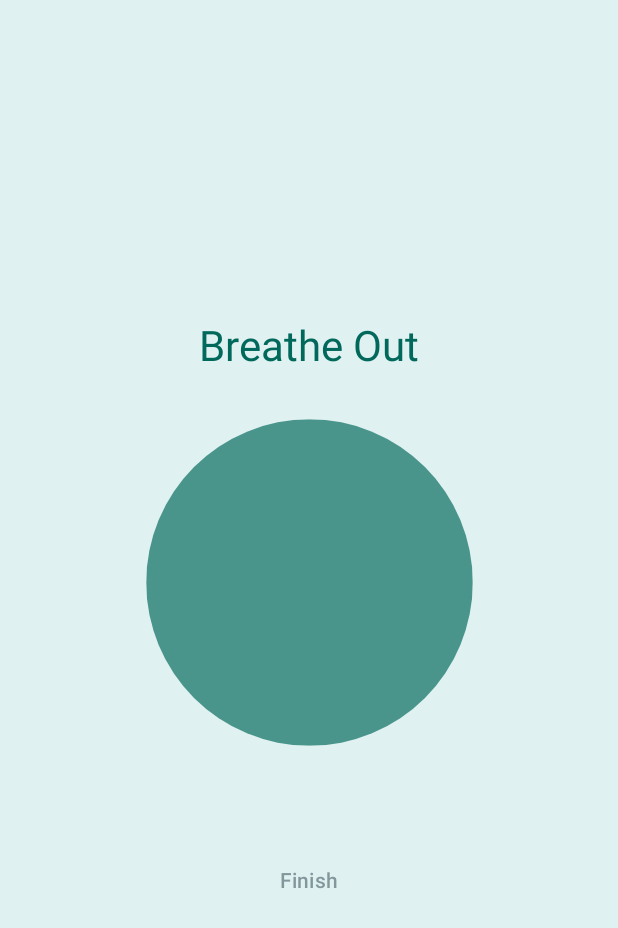
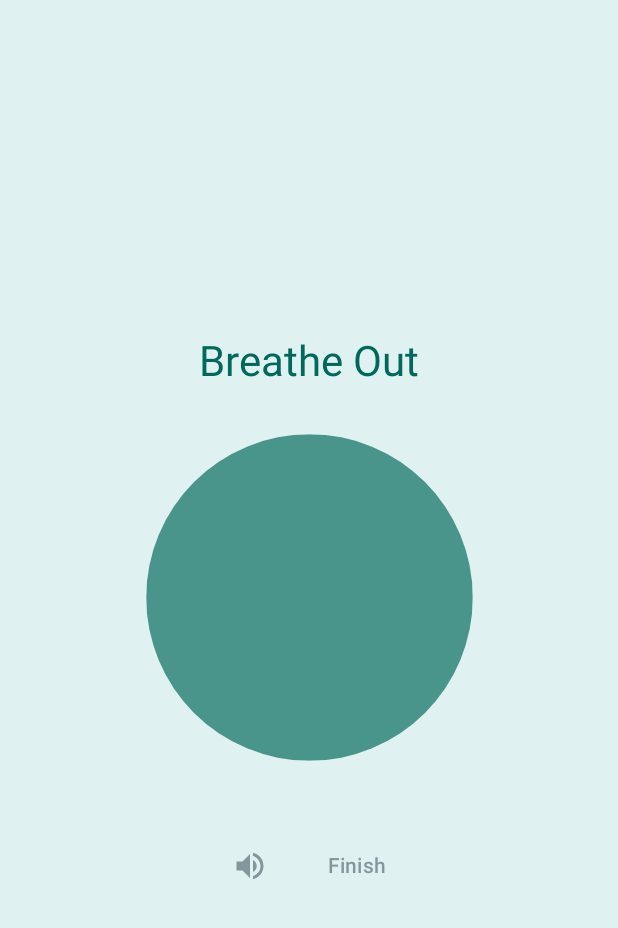
Before and after one commit to tairsa/CalmSense, an Android app built with Jetpack Compose: the composable BreathingOverlay shown on its own in the app's theme, on a phone screen of 412 x 824 dp. Shown: the top 928 px of the screen. Run offline under Robolectric (Android 15) with nearby library versions, the light colour scheme and no system bars; libraries missing offline, so code that uses them is left out: androidx.health.connect; 8 statements that could not run were skipped.

Commit message:
android: add calming guided-breathing voice (TTS coach)

```diff
--- a/android-app/app/src/main/java/com/example/app/MainActivity.kt
+++ b/android-app/app/src/main/java/com/example/app/MainActivity.kt
@@ -18,6 +18,8 @@ import androidx.compose.foundation.shape.RoundedCornerShape
 import androidx.compose.material.icons.Icons
 import androidx.compose.material.icons.filled.Favorite
 import androidx.compose.material.icons.filled.SelfImprovement
+import androidx.compose.material.icons.filled.VolumeOff
+import androidx.compose.material.icons.filled.VolumeUp
 import androidx.compose.material3.*
 import androidx.compose.runtime.*
 import androidx.compose.ui.Alignment
@@ -38,6 +40,7 @@ import androidx.health.connect.client.PermissionController
 import androidx.lifecycle.ViewModel
 import androidx.lifecycle.viewModelScope
 import com.example.app.data.BackendApi
+import com.example.app.data.BreathingCoach
 import com.example.app.data.FakeVitalsRepository
 import com.example.app.data.HealthConnectVitalsRepository
 import com.example.app.data.PanicModel
@@ -45,6 +48,7 @@ import com.example.app.data.VitalsSource
 import com.example.app.ui.theme.AppTheme
 import kotlinx.coroutines.Job
 import kotlinx.coroutines.delay
+import kotlinx.coroutines.isActive
 import kotlinx.coroutines.launch
 import java.util.Locale
 import androidx.activity.compose.rememberLauncherForActivityResult
@@ -65,8 +69,6 @@ class HeartRateViewModel : ViewModel() {
 
     var triggerNotificationCallback: (() -> Unit)? = null
     private var pollJob: Job? = null
-    // Tracks whether we were in panic state on the previous tick, so we
-    // only fire a notification on the false -> true transition (not every tick).
     private var wasInPanic: Boolean = false
 
     private val fakeRepo = FakeVitalsRepository()
@@ -79,7 +81,6 @@ class HeartRateViewModel : ViewModel() {
         }
     }
 
-    /** Fetch the trained model weights from the server. Safe to call multiple times. */
     fun loadModelFromBackend() {
         modelStatus = "loading model..."
         viewModelScope.launch {
@@ -147,11 +148,8 @@ class HeartRateViewModel : ViewModel() {
     }
 
     private fun checkPanicRisk(hr: Int, hrv: Double, moving: Boolean) {
-        // Use the trained logistic-regression model when available; fall back
-        // to the simple rule if the model hasn't been fetched yet.
         val model = panicModel
         val isPanic: Boolean = if (model != null && !model.isUntrained()) {
-            // Map boolean isMoving to the [0,1] motion intensity the server expects.
             val motion = if (moving) 0.7 else 0.05
             val pred = model.predict(hr.toDouble(), hrv, motion)
             lastPanicProbability = pred.probability
@@ -160,7 +158,6 @@ class HeartRateViewModel : ViewModel() {
             lastPanicProbability = 0.0
             hr > 120 && hrv < 20.0 && !moving
         }
-        // Only fire on the transition into panic, not every tick we stay in it.
         if (isPanic && !wasInPanic) {
             triggerNotificationCallback?.invoke()
         }
@@ -251,9 +248,6 @@ class MainActivity : ComponentActivity() {
         }
 
         try {
-            // Use a unique notification ID per fire so each new panic episode
-            // alerts (sound + vibration) instead of silently updating the
-            // previous notification of ID=1.
             val notifId = (System.currentTimeMillis() % Int.MAX_VALUE).toInt()
             NotificationManagerCompat.from(this).notify(notifId, builder.build())
         } catch (e: SecurityException) {
@@ -286,7 +280,6 @@ fun CalmSenseDashboard(
 
         Spacer(modifier = Modifier.weight(1f))
 
-        // Heart Rate Visualizer
         HeartRateMonitor(hr = viewModel.currentHr)
 
         Spacer(modifier = Modifier.height(32.dp))
@@ -305,7 +298,6 @@ fun CalmSenseDashboard(
             Button(onClick = onConnectHealth) { Text("Connect Health") }
         }
 
-        // Model status row
         Row(
             modifier = Modifier.fillMaxWidth().padding(top = 8.dp),
             horizontalArrangement = Arrangement.spacedBy(8.dp),
@@ -322,7 +314,6 @@ fun CalmSenseDashboard(
 
         Spacer(modifier = Modifier.height(8.dp))
 
-        // Stats Cards
         Row(
             modifier = Modifier.fillMaxWidth(),
             horizontalArrangement = Arrangement.spacedBy(16.dp)
@@ -346,7 +337,6 @@ fun CalmSenseDashboard(
 
         Spacer(modifier = Modifier.weight(1f))
 
-        // Actions
         ActionTile(
             title = "Start Breathing",
             subtitle = "A quick way to center yourself",
@@ -389,7 +379,6 @@ fun HeartRateMonitor(hr: Int) {
     )
 
     Box(contentAlignment = Alignment.Center) {
-        // Pulse circles
         Box(
             modifier = Modifier
                 .size(200.dp)
@@ -471,6 +460,44 @@ fun SmallSimButton(text: String, onClick: () -> Unit) {
 
 @Composable
 fun BreathingOverlay(onClose: () -> Unit) {
+    val context = LocalContext.current
+    val coach = remember { BreathingCoach() }
+    var isMuted by remember { mutableStateOf(false) }
+    var ttsReady by remember { mutableStateOf(false) }
+
+    DisposableEffect(Unit) {
+        coach.init(context) { ttsReady = true }
+        onDispose { coach.shutdown() }
+    }
+
+    // Audio narration loop. Plays an opening line, then for each breathing
+    // cycle says "Breathe in" / "Breathe out" in sync with the 8-second
+    // animation cycle. Every 3 breaths it inserts a reassurance during a
+    // full extra cycle so the animation stays in phase with the voice.
+    LaunchedEffect(ttsReady, isMuted) {
+        if (!ttsReady || isMuted) return@LaunchedEffect
+        coach.speakOpening()
+        delay(8_000) // one full animation cycle of opening + buffer
+        if (!isActive) return@LaunchedEffect
+
+        var cycleCount = 0
+        while (isActive) {
+            coach.speakIn()
+            delay(4_000)
+            if (!isActive) break
+            coach.speakOut()
+            delay(4_000)
+            if (!isActive) break
+            cycleCount++
+            if (cycleCount % 3 == 0) {
+                // Rest beat: one full animation cycle with no breath prompts,
+                // just a reassuring sentence.
+                coach.speakReassurance()
+                delay(8_000)
+            }
+        }
+    }
+
     val infiniteTransition = rememberInfiniteTransition(label = "breathing")
     val scale by infiniteTransition.animateFloat(
         initialValue = 0.8f,
@@ -519,10 +546,22 @@ fun BreathingOverlay(onClose: () -> Unit) {
                 )
             }
 
-            Spacer(modifier = Modifier.height(100.dp))
+            Spacer(modifier = Modifier.height(80.dp))
 
-            TextButton(onClick = onClose) {
-                Text("Finish", color = MaterialTheme.colorScheme.onBackground.copy(alpha = 0.6f))
+            Row(
+                horizontalArrangement = Arrangement.spacedBy(16.dp),
+                verticalAlignment = Alignment.CenterVertically
+            ) {
+                IconButton(onClick = { isMuted = !isMuted }) {
+                    Icon(
+                        imageVector = if (isMuted) Icons.Default.VolumeOff else Icons.Default.VolumeUp,
+                        contentDescription = if (isMuted) "Unmute voice" else "Mute voice",
+                        tint = MaterialTheme.colorScheme.onBackground.copy(alpha = 0.6f)
+                    )
+                }
+                TextButton(onClick = onClose) {
+                    Text("Finish", color = MaterialTheme.colorScheme.onBackground.copy(alpha = 0.6f))
+                }
             }
         }
     }
```
Also changed, not shown: android-app/app/src/main/java/com/example/app/data/BreathingCoach.kt (added, +119 -0 lines).
